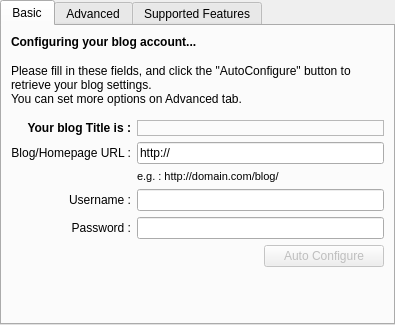
Qt form bilbo/addeditblogbase.ui (mtux/bilbo) before a commit.
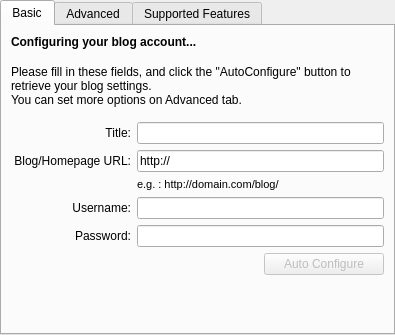
The same form after that commit. Custom widgets are drawn as their Qt base class.

Commit message: Using System tray Icon made optional. and disabled by default. supportCategory and supportTag functions added to BilboBlog!

```diff
--- a/bilbo/addeditblogbase.ui
+++ b/bilbo/addeditblogbase.ui
@@ -6,7 +6,7 @@
     <x>0</x>
     <y>0</y>
     <width>395</width>
-    <height>325</height>
+    <height>335</height>
    </rect>
   </property>
   <property name="currentIndex" >
@@ -61,46 +61,18 @@
     </item>
     <item row="4" column="0" >
      <widget class="QLabel" name="label_9" >
-      <property name="font" >
-       <font>
-        <weight>75</weight>
-        <bold>true</bold>
-       </font>
-      </property>
       <property name="text" >
-       <string>Your blog Title is :</string>
+       <string>Title:</string>
       </property>
       <property name="alignment" >
        <set>Qt::AlignRight|Qt::AlignTrailing|Qt::AlignVCenter</set>
       </property>
      </widget>
     </item>
-    <item row="4" column="1" colspan="2" >
-     <widget class="QLabel" name="lblTitle" >
-      <property name="font" >
-       <font>
-        <weight>75</weight>
-        <bold>true</bold>
-       </font>
-      </property>
-      <property name="styleSheet" >
-       <string notr="true" >color: rgb(40, 21, 255);</string>
-      </property>
-      <property name="frameShape" >
-       <enum>QFrame::StyledPanel</enum>
-      </property>
-      <property name="text" >
-       <string/>
-      </property>
-      <property name="alignment" >
-       <set>Qt::AlignCenter</set>
-      </property>
-     </widget>
-    </item>
     <item row="5" column="0" >
      <widget class="QLabel" name="label" >
       <property name="text" >
-       <string>Blog/Homepage URL :</string>
+       <string>Blog/Homepage URL:</string>
       </property>
       <property name="alignment" >
        <set>Qt::AlignRight|Qt::AlignTrailing|Qt::AlignVCenter</set>
@@ -140,7 +112,7 @@
     <item row="7" column="0" >
      <widget class="QLabel" name="label_2" >
       <property name="text" >
-       <string>Username :</string>
+       <string>Username:</string>
       </property>
       <property name="alignment" >
        <set>Qt::AlignRight|Qt::AlignTrailing|Qt::AlignVCenter</set>
@@ -156,7 +128,7 @@
     <item row="8" column="0" >
      <widget class="QLabel" name="label_3" >
       <property name="text" >
-       <string>Password :</string>
+       <string>Password:</string>
       </property>
       <property name="alignment" >
        <set>Qt::AlignRight|Qt::AlignTrailing|Qt::AlignVCenter</set>
@@ -224,6 +196,9 @@
     <item row="1" column="0" colspan="3" >
      <widget class="KSeparator" name="kseparator_4" />
     </item>
+    <item row="4" column="1" colspan="2" >
+     <widget class="KLineEdit" name="lblTitle" />
+    </item>
    </layout>
   </widget>
   <widget class="QWidget" name="tabAdvanced" >
```
Left out of the diff: 6 changed lines with no effect on the pictures. The commit also changes 9 other files.
